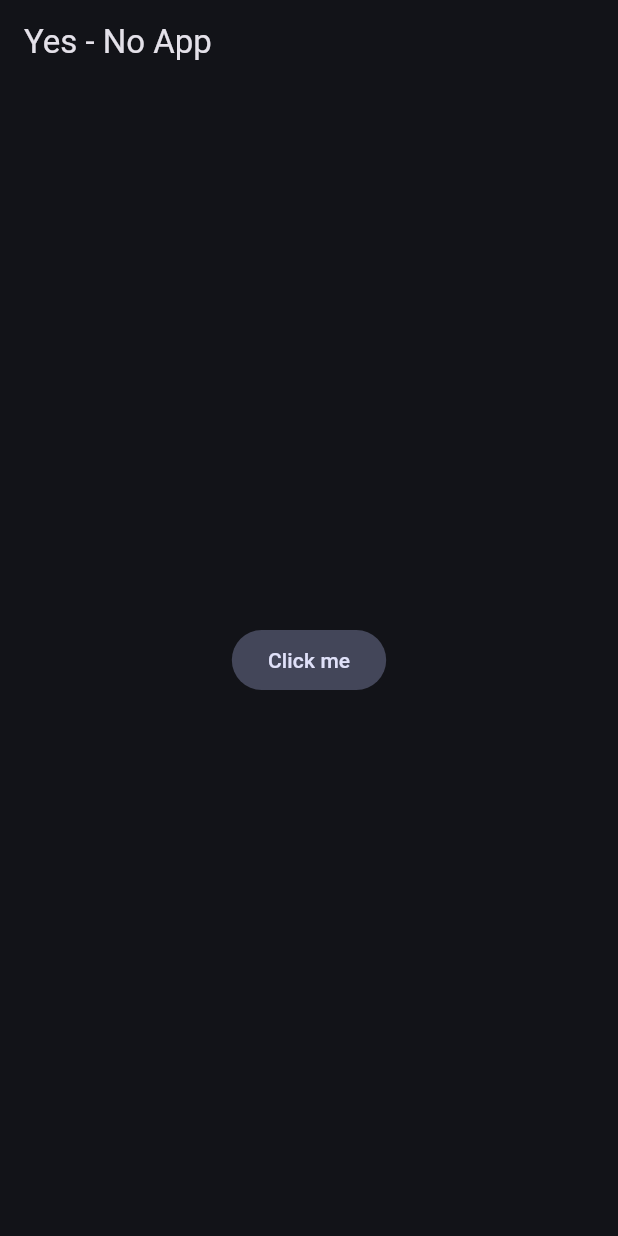
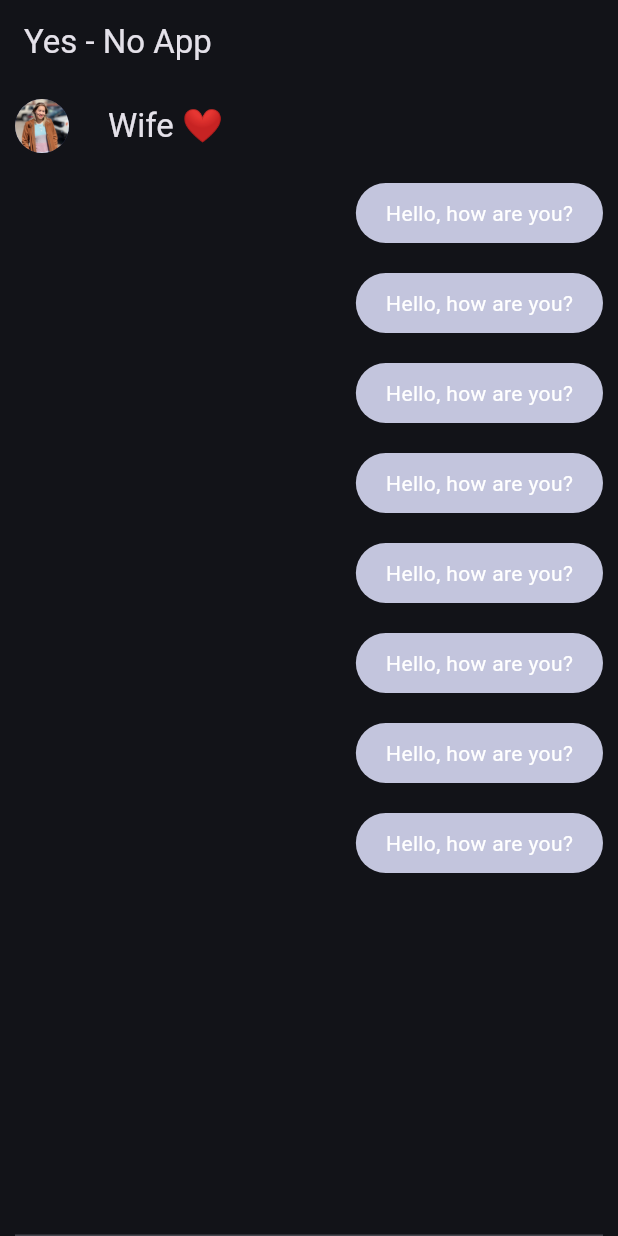
Before and after one commit to fermolanoc/yes_no_app, a Flutter app: the screen it shows after launch, on a phone screen of 412 x 824 dp. Run offline on Flutter 3.47's test engine with Material 3 defaults, Android fonts, the phone set to English and light mode, and no system bars.

Commit message:
Add UI of ChatScreen with sample chat bubble

```diff
--- a/lib/main.dart
+++ b/lib/main.dart
@@ -1,5 +1,6 @@
 import 'package:flutter/material.dart';
 import 'package:yes_no_app/config/theme/app_theme.dart';
+import 'package:yes_no_app/ui/screens/chat/chat_screen.dart';
 
 void main() {
   runApp(const MyApp());
@@ -11,16 +12,13 @@ class MyApp extends StatelessWidget {
   @override
   Widget build(BuildContext context) {
     return MaterialApp(
-      debugShowCheckedModeBanner: false,
-      theme: AppTheme(selectedColor: 4, brightness: Brightness.dark).theme(),
-      home: Scaffold(
+        debugShowCheckedModeBanner: false,
+        theme: AppTheme(selectedColor: 4, brightness: Brightness.dark).theme(),
+        home: Scaffold(
           appBar: AppBar(
             title: const Text('Yes - No App'),
           ),
-          body: Center(
-            child: FilledButton.tonal(
-                onPressed: () {}, child: const Text('Click me')),
-          )),
-    );
+          body: const Center(child: ChatScreen()),
+        ));
   }
 }
--- /dev/null
+++ b/lib/ui/screens/chat/chat_screen.dart
@@ -0,0 +1,46 @@
+import 'package:flutter/material.dart';
+import 'package:yes_no_app/ui/widgets/chat/my_message_bubble.dart';
+
+class ChatScreen extends StatelessWidget {
+  const ChatScreen({super.key});
+
+  @override
+  Widget build(BuildContext context) {
+    return Scaffold(
+        appBar: AppBar(
+          leading: const Padding(
+              padding: EdgeInsets.all(10.0),
+              child: CircleAvatar(
+                backgroundImage: AssetImage('assets/images/wife.JPG'),
+              )),
+          centerTitle: false,
+          title: const Text('Wife ❤️'),
+        ),
+        body: _ChatView());
+  }
+}
+
+class _ChatView extends StatelessWidget {
+  @override
+  Widget build(BuildContext context) {
+    return SafeArea(
+      child: Padding(
+        padding: const EdgeInsets.symmetric(horizontal: 10),
+        child: Column(
+          children: [
+            Expanded(
+              child: ListView.builder(
+                itemCount: 8,
+                itemBuilder: (context, index) {
+                  return const MyMessageBubble();
+                },
+              ),
+            ),
+            const Divider(height: 1),
+            // _ChatInput(),
+          ],
+        ),
+      ),
+    );
+  }
+}
--- /dev/null
+++ b/lib/ui/widgets/chat/my_message_bubble.dart
@@ -0,0 +1,23 @@
+import 'package:flutter/material.dart';
+
+class MyMessageBubble extends StatelessWidget {
+  const MyMessageBubble({super.key});
+
+  @override
+  Widget build(BuildContext context) {
+    final colors = Theme.of(context).colorScheme;
+    return Align(
+      alignment: Alignment.centerRight,
+      child: Container(
+        margin: const EdgeInsets.symmetric(vertical: 10),
+        padding: const EdgeInsets.symmetric(horizontal: 20, vertical: 10),
+        decoration: BoxDecoration(
+            color: colors.secondary, borderRadius: BorderRadius.circular(20)),
+        child: const Text(
+          'Hello, how are you?',
+          style: TextStyle(color: Colors.white),
+        ),
+      ),
+    );
+  }
+}
```
Also changed, not shown: pubspec.yaml (+3 -6 lines), assets/images/wife.JPG (added).
